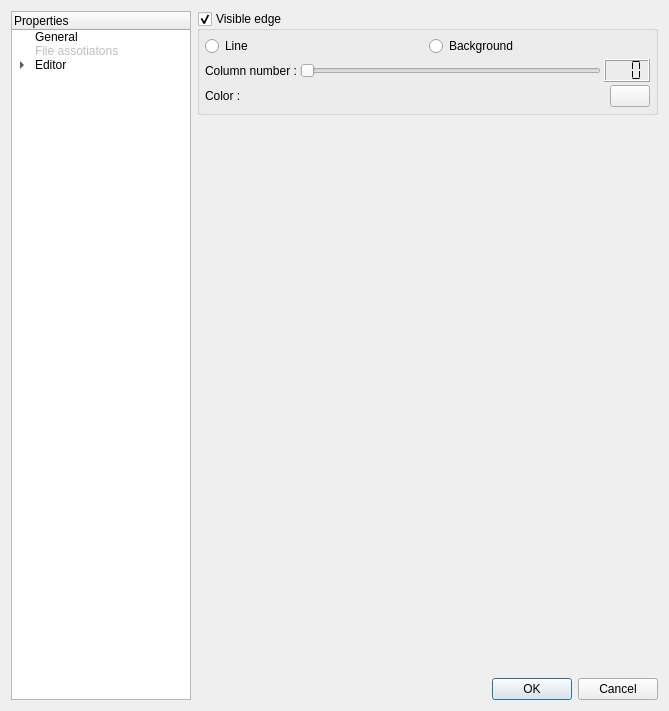
Qt form mks/ui/UISettings.ui (andreikop/enki) before a commit.
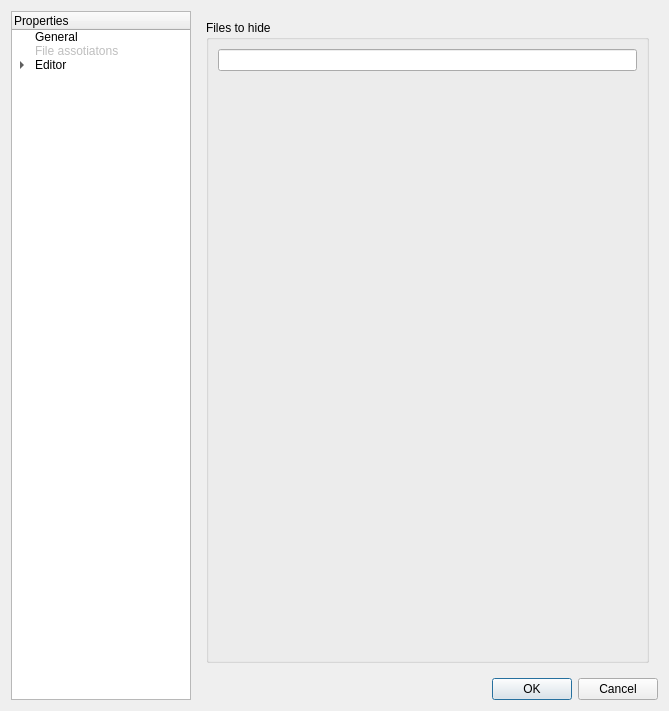
The same form after that commit. Custom widgets are drawn as their Qt base class.

```diff
--- a/mks/ui/UISettings.ui
+++ b/mks/ui/UISettings.ui
@@ -136,7 +136,7 @@
         <bool>true</bool>
        </property>
        <property name="currentIndex">
-        <number>8</number>
+        <number>15</number>
        </property>
        <widget class="QWidget" name="pGeneral">
         <layout class="QVBoxLayout" name="verticalLayout_18">
@@ -2124,6 +2124,35 @@
          </item>
         </layout>
        </widget>
+       <widget class="QWidget" name="pFileBrowser">
+        <layout class="QVBoxLayout" name="verticalLayout_19">
+         <item>
+          <widget class="QGroupBox" name="gbFilesToHide">
+           <property name="title">
+            <string>Files to hide</string>
+           </property>
+           <layout class="QVBoxLayout" name="verticalLayout">
+            <item>
+             <widget class="QLineEdit" name="lFilesToHide"/>
+            </item>
+            <item>
+             <spacer name="verticalSpacer_3">
+              <property name="orientation">
+               <enum>Qt::Vertical</enum>
+              </property>
+              <property name="sizeHint" stdset="0">
+               <size>
+                <width>20</width>
+                <height>40</height>
+               </size>
+              </property>
+             </spacer>
+            </item>
+           </layout>
+          </widget>
+         </item>
+        </layout>
+       </widget>
       </widget>
      </item>
      <item>
```
Left out of the diff: 5 changed lines with no effect on the pictures.
